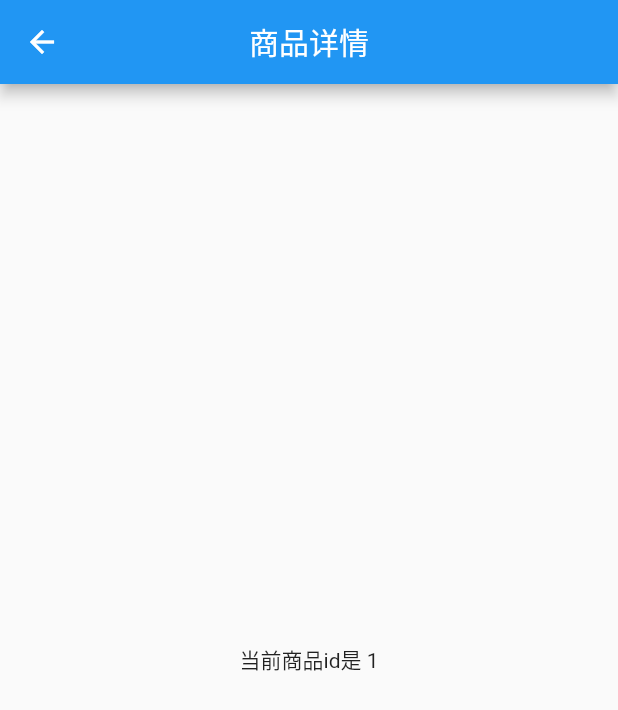
After one commit to ChuYang-FE/Flutter-Test, a Flutter app: the screen it shows after launch, after a tap on "查看商品1详情", on a phone screen of 412 x 824 dp. The commit adds this screen. Shown: the top 710 px of the screen. Run offline on Flutter 3.47's test engine with Material 2 defaults, Android fonts, the phone set to English and light mode, and no system bars; our stand-ins replace dio.

Commit message:
feat: GenerateRoute

```diff
--- /dev/null
+++ b/lib/07_navigation/03_GenarateRoute.dart
@@ -0,0 +1,78 @@
+import 'package:flutter/material.dart';
+
+class Home extends StatelessWidget {
+  const Home({Key? key}) : super(key: key);
+
+  @override
+  Widget build(BuildContext context) {
+    return Scaffold(
+      appBar: AppBar(
+        leading: Icon(Icons.menu),
+        title: Text('HomePage'),
+        centerTitle: true,
+      ),
+      body: Container(
+        child: Center(
+          child: Column(
+            children: [
+              ElevatedButton(
+                onPressed: () => Navigator.pushNamed(context, '/product'),
+                child: Text('查看商品'),
+              ),
+              ElevatedButton(
+                onPressed: () => Navigator.pushNamed(context, '/product/1'),
+                child: Text('查看商品1详情'),
+              ),
+              ElevatedButton(
+                onPressed: () => Navigator.pushNamed(context, '/product/2'),
+                child: Text('查看商品2详情'),
+              ),
+              ElevatedButton(
+                onPressed: () => Navigator.pushNamed(context, 'user'),
+                child: Text('跳往404页面'),
+              ),
+            ],
+          ),
+        ),
+      ),
+    );
+  }
+}
+
+class Product extends StatelessWidget {
+  const Product({Key? key}) : super(key: key);
+
+  @override
+  Widget build(BuildContext context) {
+    return Scaffold(
+      appBar: AppBar(
+        title: Text('商品详情'),
+        centerTitle: true,
+      ),
+      body: Center(
+        child: ElevatedButton(
+          onPressed: () => Navigator.pop(context),
+          child: Text('返回'),
+        ),
+      ),
+    );
+  }
+}
+
+class ProductDetail extends StatelessWidget {
+  const ProductDetail({Key? key, required this.id}) : super(key: key);
+  final String id;
+
+  @override
+  Widget build(BuildContext context) {
+    return Scaffold(
+      appBar: AppBar(
+        title: Text('商品详情'),
+        centerTitle: true,
+      ),
+      body: Center(
+        child: Text('当前商品id是 ${this.id}'),
+      ),
+    );
+  }
+}
--- a/lib/main.dart
+++ b/lib/main.dart
@@ -21,7 +21,8 @@ import 'package:flutter/material.dart';
 // import '06_state/02_DataTable.dart';
 // import '07_navigation/01_Anonymous.dart';
 import '07_navigation/00_UnkownPage.dart';
-import '07_navigation/02_NamedRoute.dart';
+// import '07_navigation/02_NamedRoute.dart';
+import '07_navigation/03_GenarateRoute.dart';
 
 void main() => runApp(MyApp());
 
@@ -29,14 +30,33 @@ class MyApp extends StatelessWidget {
   @override
   Widget build(BuildContext context) {
     return MaterialApp(
-      routes: {
-        'home': (context) => HomePage(),
-        'product': (context) => Product(),
+      // routes: {
+      //   'home': (context) => HomePage(),
+      //   'product': (context) => Product(),
+      // },
+      // initialRoute: '/',
+      // onUnknownRoute: (RouteSettings settings) => MaterialPageRoute(
+      //   builder: (context) => UnkownPage(),
+      // ),
+      onGenerateRoute: (RouteSettings settings) {
+        print('当前路径：${settings.name}');
+        if (settings.name == '/') {
+          return MaterialPageRoute(builder: (context) => Home());
+        }
+
+        if (settings.name == '/product') {
+          return MaterialPageRoute(builder: (context) => Product());
+        }
+
+        var uri = Uri.parse(settings.name ?? '');
+        print(uri.pathSegments);
+        if (uri.pathSegments.length == 2 &&
+            uri.pathSegments.first == 'product') {
+          var id = uri.pathSegments[1];
+          return MaterialPageRoute(builder: (context) => ProductDetail(id: id));
+        }
+        return MaterialPageRoute(builder: (context) => UnkownPage());
       },
-      initialRoute: 'home',
-      onUnknownRoute: (RouteSettings settings) => MaterialPageRoute(
-        builder: (context) => UnkownPage(),
-      ),
       title: '哈哈哈哈',
       home: Home(),
     );
```
